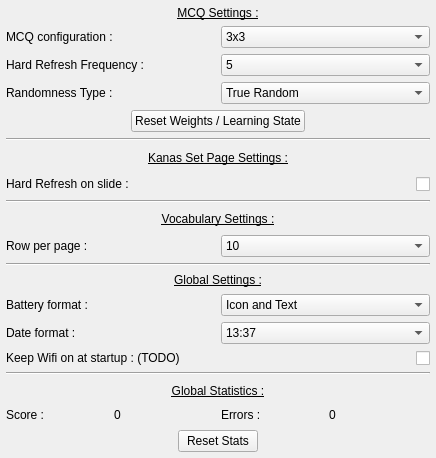
Qt form Src/appsettings.ui (Aryetis/Obenkyobo) before a commit.
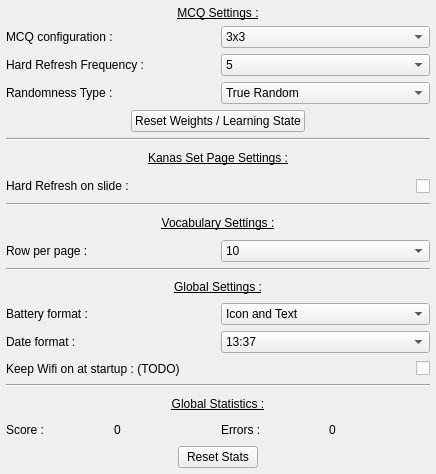
The same form after that commit.

```diff
--- a/Src/appsettings.ui
+++ b/Src/appsettings.ui
@@ -7,7 +7,7 @@
     <x>0</x>
     <y>0</y>
     <width>436</width>
-    <height>458</height>
+    <height>474</height>
    </rect>
   </property>
   <property name="windowTitle">
```
